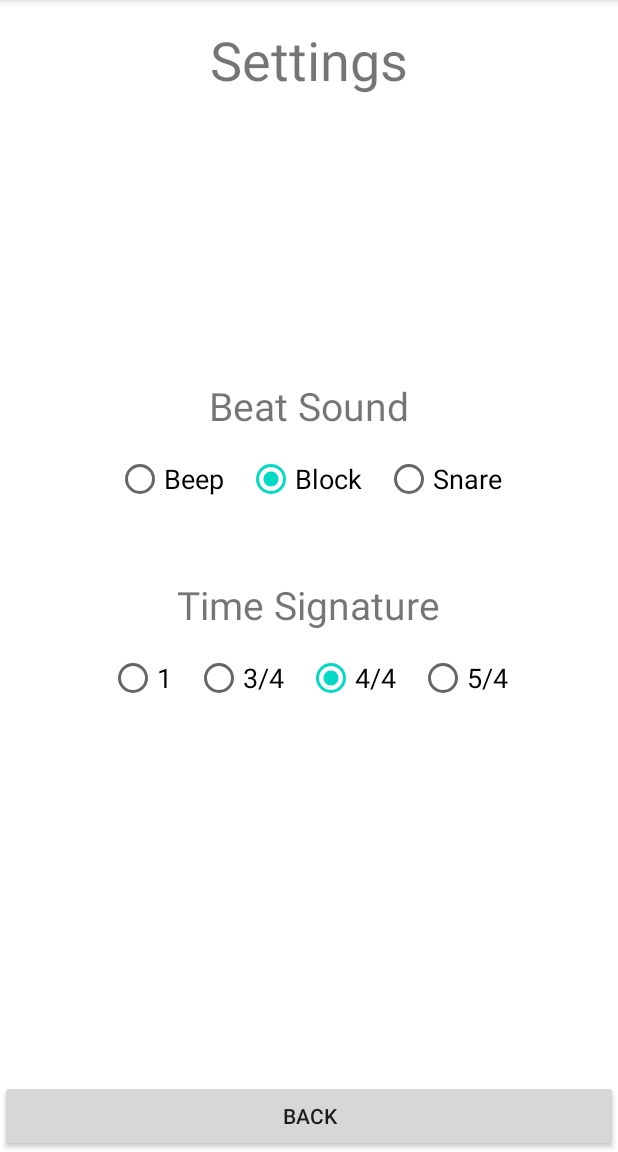
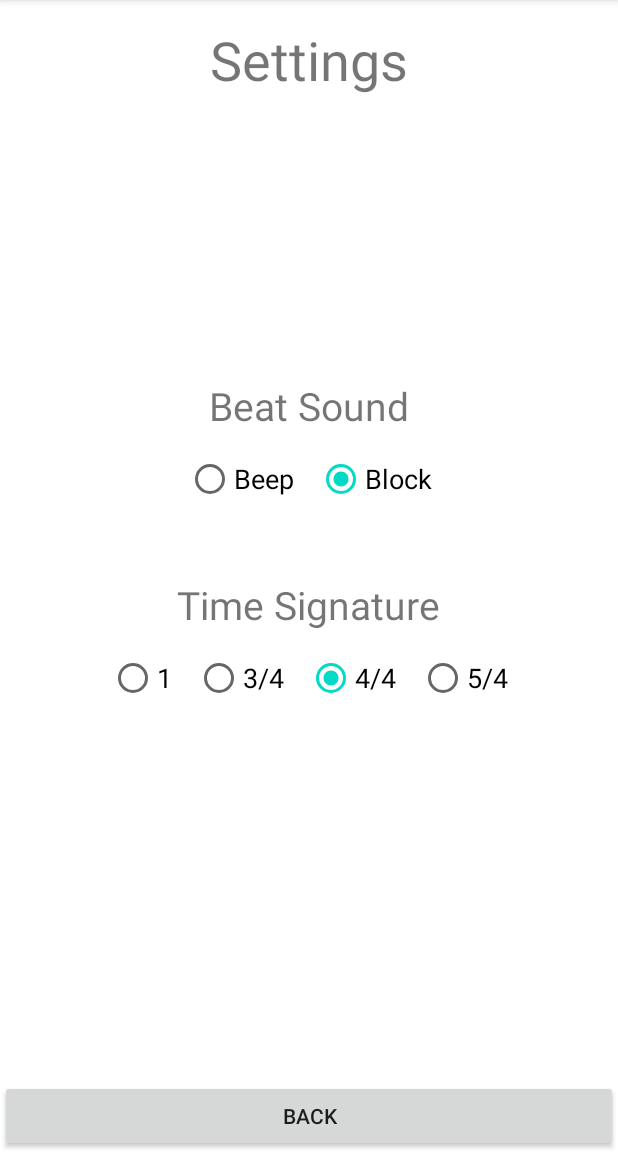
Before and after one commit to Sciotenebris/Metronome, an Android app: the screen it shows after launch (MainActivity), after a tap on "Settings", on a phone screen of 412 x 824 dp, the part 84-1236 px from its top. Run offline under Robolectric (Android 15) with nearby library versions, the phone set to English and light mode, and no system bars.

Commit message:
Removed snare completely - While I didn't figure out the solution for skipping noises, the snare drum sound was becoming annoying and don't really want to use it in this project anyway. I also tidies up some code into much shorter lines.

```diff
--- a/app/src/main/res/layout/activity_main.xml
+++ b/app/src/main/res/layout/activity_main.xml
@@ -179,21 +179,6 @@
                     android:onClick="SoundRadioButtonClick"
                     android:text="@string/block"
                     android:textSize="18sp" />
-
-                <Space
-                    android:layout_width="15dp"
-                    android:layout_height="0dp"
-                    android:layout_weight="1" />
-
-                <RadioButton
-                    android:id="@+id/rb_snare"
-                    android:layout_width="wrap_content"
-                    android:layout_height="wrap_content"
-                    android:layout_weight="1"
-                    android:onClick="SoundRadioButtonClick"
-                    android:text="@string/snare"
-                    android:textSize="18sp" />
-
             </RadioGroup>
 
             <Space
```
Also changed, not shown: app/src/main/java/com/rc/metronome/MainActivity.java (+10 -46 lines), 3 other files.
